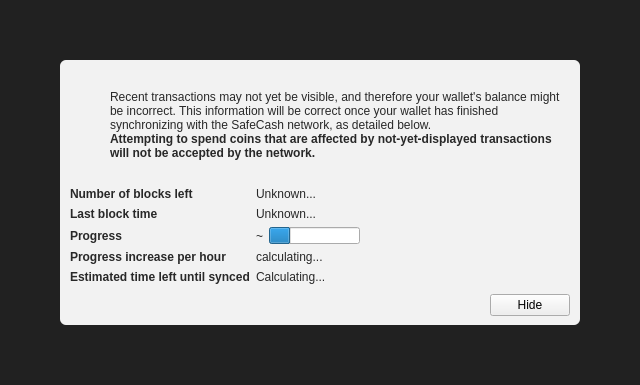
Old version of the form src/qt/forms/modaloverlay.ui in the repository genesis-extensions/genesis.
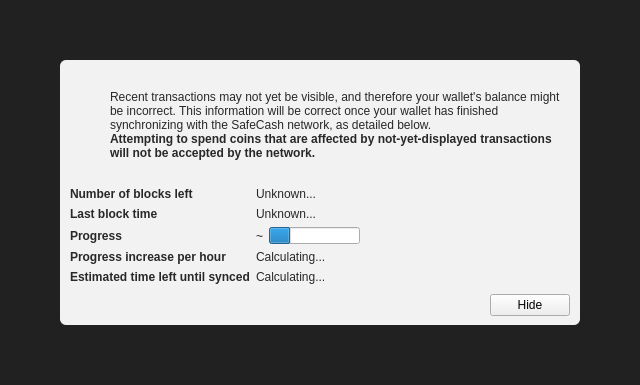
New version of the form. Icons and pictures are not drawn. Custom widgets are drawn as their Qt base class.

```diff
--- a/src/qt/forms/modaloverlay.ui
+++ b/src/qt/forms/modaloverlay.ui
@@ -299,7 +299,7 @@
            <item row="4" column="1">
             <widget class="QLabel" name="progressIncreasePerH">
              <property name="text">
-              <string>calculating...</string>
+              <string>Calculating...</string>
              </property>
             </widget>
            </item>
```
